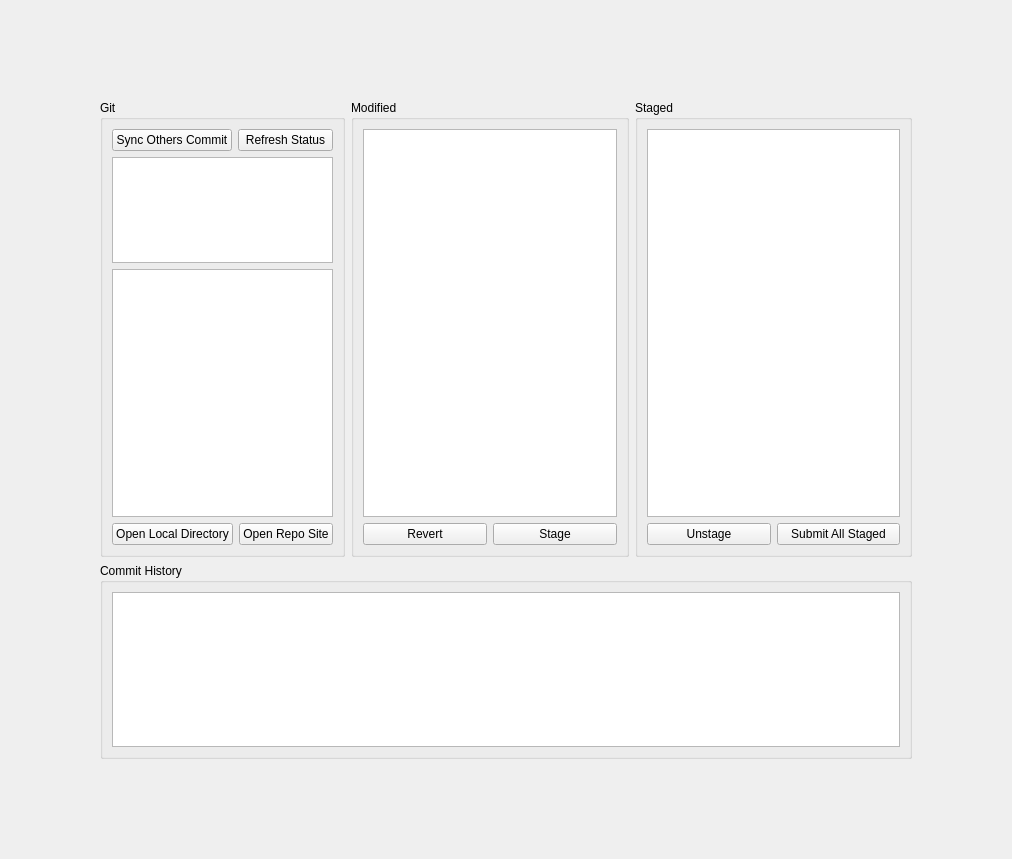
Above: plugins/core/submit/submit_section.ui from tonmaiart/UkoreHub before the change. Below: the same form after it.
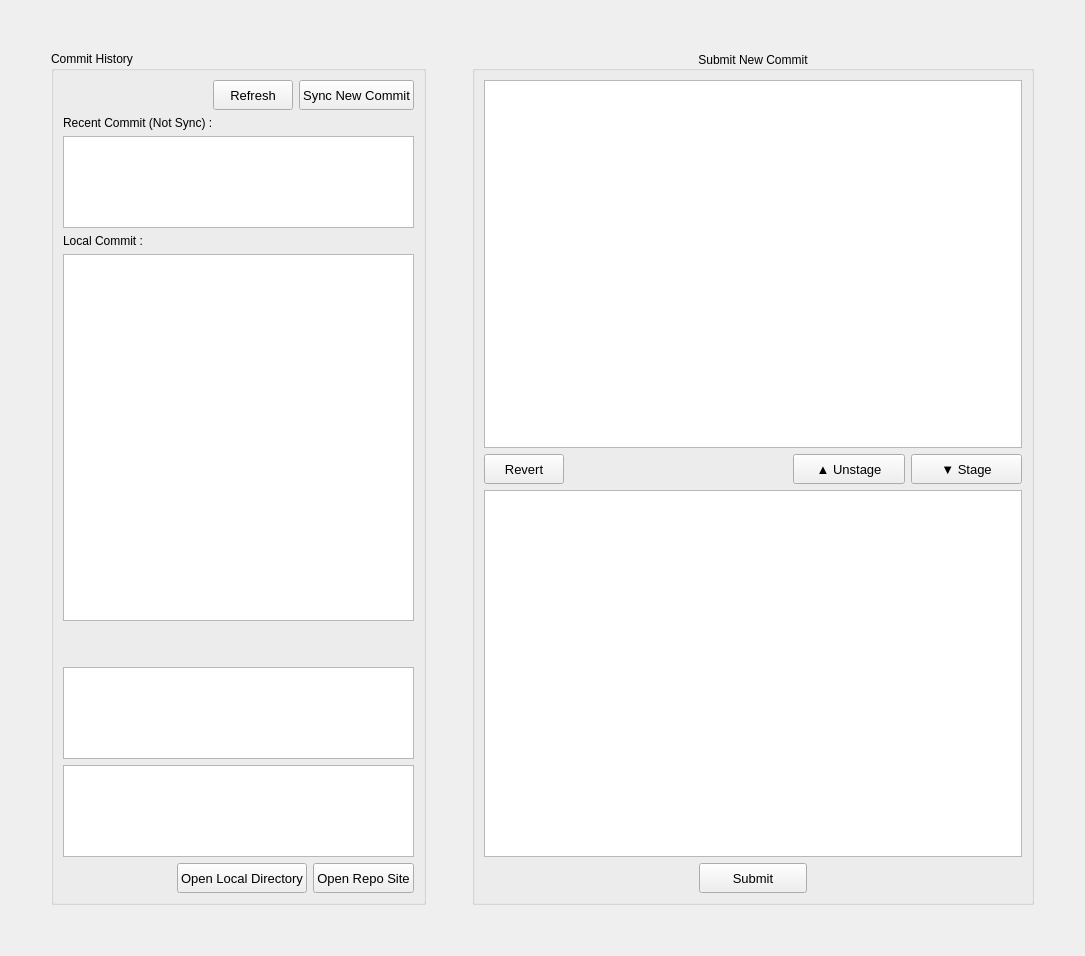
That is the form after the change.

Commit message: Sync from main @ 25b1cdc: Fast commit: 2026-08-22 18:24

The edit to the form file:
```diff
--- a/plugins/core/submit/submit_section.ui
+++ b/plugins/core/submit/submit_section.ui
@@ -6,177 +6,382 @@
    <rect>
     <x>0</x>
     <y>0</y>
-    <width>1012</width>
-    <height>859</height>
+    <width>1085</width>
+    <height>956</height>
    </rect>
   </property>
   <property name="windowTitle">
    <string>Form</string>
   </property>
-  <layout class="QGridLayout" name="gridLayout">
-   <property name="leftMargin">
-    <number>100</number>
-   </property>
-   <property name="topMargin">
-    <number>100</number>
-   </property>
-   <property name="rightMargin">
-    <number>100</number>
-   </property>
-   <property name="bottomMargin">
-    <number>100</number>
-   </property>
+  <layout class="QGridLayout" name="gridLayout_2">
    <item row="0" column="0">
-    <layout class="QVBoxLayout" name="verticalLayout" stretch="7,3">
-     <item>
-      <layout class="QGridLayout" name="gridLayout_5" columnstretch="1,5,5">
-       <item row="0" column="2">
-        <widget class="QGroupBox" name="groupBox_4">
-         <property name="title">
-          <string>Staged</string>
-         </property>
-         <layout class="QGridLayout" name="gridLayout_6">
-          <item row="0" column="0">
-           <widget class="QTableView" name="tableView_staged"/>
-          </item>
-          <item row="1" column="0">
-           <layout class="QHBoxLayout" name="horizontalLayout_3">
-            <item>
-             <widget class="QPushButton" name="pushButton_unstage">
-              <property name="text">
-               <string>Unstage</string>
-              </property>
-             </widget>
-            </item>
-            <item>
-             <widget class="QPushButton" name="pushButton_submit_all_staged">
-              <property name="text">
-               <string>Submit All Staged</string>
-              </property>
-             </widget>
-            </item>
-           </layout>
-          </item>
-         </layout>
-        </widget>
-       </item>
-       <item row="0" column="1">
-        <widget class="QGroupBox" name="groupBox_3">
-         <property name="title">
-          <string>Modified</string>
-         </property>
-         <layout class="QGridLayout" name="gridLayout_4">
-          <item row="0" column="0">
-           <widget class="QTableView" name="tableView_modified"/>
-          </item>
-          <item row="1" column="0">
-           <layout class="QHBoxLayout" name="horizontalLayout_2">
-            <item>
-             <widget class="QPushButton" name="pushButton_revert">
-              <property name="text">
-               <string>Revert</string>
-              </property>
-             </widget>
-            </item>
-            <item>
-             <widget class="QPushButton" name="pushButton_stage">
-              <property name="text">
-               <string>Stage</string>
-              </property>
-             </widget>
-            </item>
-           </layout>
-          </item>
-         </layout>
-        </widget>
-       </item>
-       <item row="0" column="0">
-        <widget class="QGroupBox" name="groupBox_5">
-         <property name="title">
-          <string>Git</string>
-         </property>
-         <layout class="QGridLayout" name="gridLayout_3" rowstretch="0,3,7,0">
-          <item row="2" column="0">
-           <widget class="QPlainTextEdit" name="plainTextEdit_git_log">
-            <property name="readOnly">
-             <bool>true</bool>
-            </property>
-           </widget>
-          </item>
-          <item row="1" column="0">
-           <widget class="QTableView" name="tableView_git_status">
-            <property name="showGrid">
-             <bool>false</bool>
-            </property>
-            <attribute name="horizontalHeaderVisible">
-             <bool>false</bool>
-            </attribute>
-            <attribute name="verticalHeaderVisible">
-             <bool>true</bool>
-            </attribute>
-           </widget>
-          </item>
-          <item row="0" column="0">
-           <layout class="QHBoxLayout" name="horizontalLayout">
-            <item>
-             <widget class="QPushButton" name="pushButton_sync">
-              <property name="text">
-               <string>Sync Others Commit</string>
-              </property>
-             </widget>
-            </item>
-            <item>
-             <widget class="QPushButton" name="pushButton_refresh_status">
-              <property name="text">
-               <string>Refresh Status</string>
-              </property>
-             </widget>
-            </item>
-           </layout>
-          </item>
-          <item row="3" column="0">
-           <layout class="QHBoxLayout" name="horizontalLayout_5">
-            <item>
-             <widget class="QPushButton" name="pushButton_local_dir">
-              <property name="text">
-               <string>Open Local Directory</string>
-              </property>
-             </widget>
-            </item>
-            <item>
-             <widget class="QPushButton" name="pushButton_repo_website">
-              <property name="text">
-               <string>Open Repo Site</string>
-              </property>
-             </widget>
-            </item>
-           </layout>
-          </item>
-         </layout>
-        </widget>
-       </item>
-      </layout>
-     </item>
-     <item>
-      <widget class="QGroupBox" name="groupBox">
-       <property name="title">
-        <string>Commit History</string>
-       </property>
-       <layout class="QGridLayout" name="gridLayout_2">
-        <item row="0" column="0">
-         <widget class="QTableView" name="tableView_commit_history">
-          <property name="showGrid">
-           <bool>false</bool>
+    <widget class="QWidget" name="widget" native="true">
+     <layout class="QGridLayout" name="gridLayout" rowstretch="0">
+      <property name="leftMargin">
+       <number>40</number>
+      </property>
+      <property name="topMargin">
+       <number>40</number>
+      </property>
+      <property name="rightMargin">
+       <number>40</number>
+      </property>
+      <property name="bottomMargin">
+       <number>40</number>
+      </property>
+      <item row="0" column="0">
+       <layout class="QHBoxLayout" name="horizontalLayout_6" stretch="4,0,6">
+        <item>
+         <widget class="QGroupBox" name="groupBox">
+          <property name="title">
+           <string>Commit History</string>
           </property>
-          <attribute name="horizontalHeaderVisible">
-           <bool>false</bool>
-          </attribute>
+          <layout class="QGridLayout" name="gridLayout_9" rowstretch="0,0,2,0,0,8,0,2,2,0" rowminimumheight="0,0,0,0,0,0,0,0,0,0">
+           <item row="7" column="0">
+            <widget class="QTableView" name="tableView_git_status">
+             <property name="selectionMode">
+              <enum>QAbstractItemView::NoSelection</enum>
+             </property>
+             <property name="showGrid">
+              <bool>false</bool>
+             </property>
+             <attribute name="horizontalHeaderVisible">
+              <bool>false</bool>
+             </attribute>
+             <attribute name="verticalHeaderVisible">
+              <bool>true</bool>
+             </attribute>
+            </widget>
+           </item>
+           <item row="9" column="0">
+            <layout class="QHBoxLayout" name="horizontalLayout_5">
+             <item>
+              <spacer name="horizontalSpacer_4">
+               <property name="orientation">
+                <enum>Qt::Horizontal</enum>
+               </property>
+               <property name="sizeHint" stdset="0">
+                <size>
+                 <width>40</width>
+                 <height>20</height>
+                </size>
+               </property>
+              </spacer>
+             </item>
+             <item>
+              <widget class="QPushButton" name="pushButton_local_dir">
+               <property name="minimumSize">
+                <size>
+                 <width>0</width>
+                 <height>30</height>
+                </size>
+               </property>
+               <property name="font">
+                <font>
+                 <pointsize>10</pointsize>
+                </font>
+               </property>
+               <property name="text">
+                <string>Open Local Directory</string>
+               </property>
+              </widget>
+             </item>
+             <item>
+              <widget class="QPushButton" name="pushButton_repo_website">
+               <property name="minimumSize">
+                <size>
+                 <width>0</width>
+                 <height>30</height>
+                </size>
+               </property>
+               <property name="font">
+                <font>
+                 <pointsize>10</pointsize>
+                </font>
+               </property>
+               <property name="text">
+                <string>Open Repo Site</string>
+               </property>
+              </widget>
+             </item>
+            </layout>
+           </item>
+           <item row="8" column="0">
+            <widget class="QPlainTextEdit" name="plainTextEdit_git_log">
+             <property name="readOnly">
+              <bool>true</bool>
+             </property>
+            </widget>
+           </item>
+           <item row="0" column="0">
+            <layout class="QHBoxLayout" name="horizontalLayout_7">
+             <item>
+              <spacer name="horizontalSpacer_5">
+               <property name="orientation">
+                <enum>Qt::Horizontal</enum>
+               </property>
+               <property name="sizeHint" stdset="0">
+                <size>
+                 <width>40</width>
+                 <height>20</height>
+                </size>
+               </property>
+              </spacer>
+             </item>
+             <item>
+              <widget class="QPushButton" name="pushButton_refresh_status">
+               <property name="minimumSize">
+                <size>
+                 <width>0</width>
+                 <height>30</height>
+                </size>
+               </property>
+               <property name="font">
+                <font>
+                 <pointsize>10</pointsize>
+                </font>
+               </property>
+               <property name="text">
+                <string>Refresh</string>
+               </property>
+              </widget>
+             </item>
+             <item>
+              <widget class="QPushButton" name="pushButton_sync">
+               <property name="minimumSize">
+                <size>
+                 <width>0</width>
+                 <height>30</height>
+                </size>
+               </property>
+               <property name="font">
+                <font>
+                 <pointsize>10</pointsize>
+                </font>
+               </property>
+               <property name="text">
+                <string>Sync New Commit</string>
+               </property>
+              </widget>
+             </item>
+            </layout>
+           </item>
+           <item row="6" column="0">
+            <spacer name="verticalSpacer">
+             <property name="orientation">
+              <enum>Qt::Vertical</enum>
+             </property>
+             <property name="sizeHint" stdset="0">
+              <size>
+               <width>20</width>
+               <height>40</height>
+              </size>
+             </property>
+            </spacer>
+           </item>
+           <item row="5" column="0">
+            <widget class="QTableView" name="tableView_local_commit_history">
+             <property name="selectionMode">
+              <enum>QAbstractItemView::NoSelection</enum>
+             </property>
+             <property name="showGrid">
+              <bool>false</bool>
+             </property>
+             <property name="wordWrap">
+              <bool>true</bool>
+             </property>
+             <attribute name="horizontalHeaderVisible">
+              <bool>false</bool>
+             </attribute>
+            </widget>
+           </item>
+           <item row="2" column="0">
+            <widget class="QTableView" name="tableView_new_commit_history">
+             <property name="selectionMode">
+              <enum>QAbstractItemView::NoSelection</enum>
+             </property>
+             <property name="showGrid">
+              <bool>false</bool>
+             </property>
+             <property name="wordWrap">
+              <bool>true</bool>
+             </property>
+             <attribute name="horizontalHeaderVisible">
+              <bool>false</bool>
+             </attribute>
+            </widget>
+           </item>
+           <item row="4" column="0">
+            <widget class="QLabel" name="label_5">
+             <property name="text">
+              <string>Local Commit :</string>
+             </property>
+            </widget>
+           </item>
+           <item row="1" column="0">
+            <widget class="QLabel" name="label_4">
+             <property name="text">
+              <string>Recent Commit (Not Sync) : </string>
+             </property>
+            </widget>
+           </item>
+          </layout>
+         </widget>
+        </item>
+        <item>
+         <spacer name="horizontalSpacer">
+          <property name="orientation">
+           <enum>Qt::Horizontal</enum>
+          </property>
+          <property name="sizeHint" stdset="0">
+           <size>
+            <width>40</width>
+            <height>20</height>
+           </size>
+          </property>
+         </spacer>
+        </item>
+        <item>
+         <widget class="QGroupBox" name="groupBox_4">
+          <property name="title">
+           <string>Submit New Commit</string>
+          </property>
+          <property name="alignment">
+           <set>Qt::AlignCenter</set>
+          </property>
+          <layout class="QGridLayout" name="gridLayout_6">
+           <item row="2" column="0">
+            <widget class="QTableView" name="tableView_staged"/>
+           </item>
+           <item row="3" column="0">
+            <layout class="QHBoxLayout" name="horizontalLayout_3" stretch="2,1,2">
+             <item>
+              <spacer name="horizontalSpacer_3">
+               <property name="orientation">
+                <enum>Qt::Horizontal</enum>
+               </property>
+               <property name="sizeHint" stdset="0">
+                <size>
+                 <width>40</width>
+                 <height>20</height>
+                </size>
+               </property>
+              </spacer>
+             </item>
+             <item>
+              <widget class="QPushButton" name="pushButton_submit_all_staged">
+               <property name="minimumSize">
+                <size>
+                 <width>0</width>
+                 <height>30</height>
+                </size>
+               </property>
+               <property name="font">
+                <font>
+                 <pointsize>10</pointsize>
+                </font>
+               </property>
+               <property name="text">
+                <string>Submit</string>
+               </property>
+              </widget>
+             </item>
+             <item>
+              <spacer name="horizontalSpacer_7">
+               <property name="orientation">
+                <enum>Qt::Horizontal</enum>
+               </property>
+               <property name="sizeHint" stdset="0">
+                <size>
+                 <width>40</width>
+                 <height>20</height>
+                </size>
+               </property>
+              </spacer>
+             </item>
+            </layout>
+           </item>
+           <item row="0" column="0">
+            <widget class="QTableView" name="tableView_modified"/>
+           </item>
+           <item row="1" column="0">
+            <layout class="QHBoxLayout" name="horizontalLayout_2" stretch="0,2,1,1">
+             <item>
+              <widget class="QPushButton" name="pushButton_revert">
+               <property name="minimumSize">
+                <size>
+                 <width>0</width>
+                 <height>30</height>
+                </size>
+               </property>
+               <property name="font">
+                <font>
+                 <pointsize>10</pointsize>
+                </font>
+               </property>
+               <property name="text">
+                <string>Revert</string>
+               </property>
+              </widget>
+             </item>
+             <item>
+              <spacer name="horizontalSpacer_2">
+               <property name="orientation">
+                <enum>Qt::Horizontal</enum>
+               </property>
+               <property name="sizeHint" stdset="0">
+                <size>
+                 <width>40</width>
+                 <height>20</height>
+                </size>
+               </property>
+              </spacer>
+             </item>
+             <item>
+              <widget class="QPushButton" name="pushButton_unstage">
+               <property name="minimumSize">
+                <size>
+                 <width>0</width>
+                 <height>30</height>
+                </size>
+               </property>
+               <property name="font">
+                <font>
+                 <pointsize>10</pointsize>
+                </font>
+               </property>
+               <property name="text">
+                <string>▲ Unstage</string>
+               </property>
+              </widget>
+             </item>
+             <item>
+              <widget class="QPushButton" name="pushButton_stage">
+               <property name="minimumSize">
+                <size>
+                 <width>0</width>
+                 <height>30</height>
+                </size>
+               </property>
+               <property name="font">
+                <font>
+                 <pointsize>10</pointsize>
+                </font>
+               </property>
+               <property name="text">
+                <string>▼ Stage</string>
+               </property>
+              </widget>
+             </item>
+            </layout>
+           </item>
+          </layout>
          </widget>
         </item>
        </layout>
-      </widget>
-     </item>
-    </layout>
+      </item>
+     </layout>
+    </widget>
    </item>
   </layout>
  </widget>
```
The commit also changes 13 other files.
